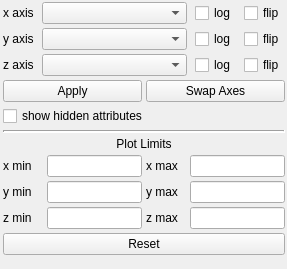
glue-viz/glue-vispy-viewers, file glue_vispy_viewers/scatter/options_widget.ui: the form before one commit.
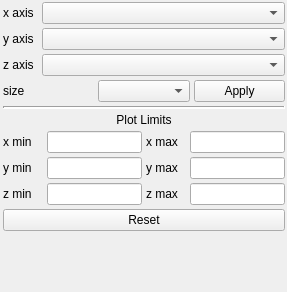
The form after the commit.

Commit message: Property selection

```diff
--- a/glue_vispy_viewers/scatter/options_widget.ui
+++ b/glue_vispy_viewers/scatter/options_widget.ui
@@ -7,7 +7,7 @@
     <x>0</x>
     <y>0</y>
     <width>287</width>
-    <height>268</height>
+    <height>292</height>
    </rect>
   </property>
   <property name="sizePolicy">
@@ -63,7 +63,7 @@
        <number>10</number>
       </property>
       <item>
-       <layout class="QHBoxLayout" name="xAxisLayout" stretch="0,4,0,0">
+       <layout class="QHBoxLayout" name="xAxisLayout" stretch="0,4">
         <property name="spacing">
          <number>8</number>
         </property>
@@ -90,30 +90,10 @@
           </property>
          </widget>
         </item>
-        <item>
-         <widget class="QCheckBox" name="xLogCheckBox">
-          <property name="toolTip">
-           <string>Toggle on/off log scaling on the x axis</string>
-          </property>
-          <property name="text">
-           <string>log</string>
-          </property>
-         </widget>
-        </item>
-        <item>
-         <widget class="QCheckBox" name="xFlipCheckBox">
-          <property name="toolTip">
-           <string>Flip/unflip the order of the x axis</string>
-          </property>
-          <property name="text">
-           <string>flip</string>
-          </property>
-         </widget>
-        </item>
        </layout>
       </item>
       <item>
-       <layout class="QHBoxLayout" name="yAxisLayout" stretch="0,4,0,0">
+       <layout class="QHBoxLayout" name="yAxisLayout" stretch="0,4">
         <property name="spacing">
          <number>8</number>
         </property>
@@ -140,30 +120,10 @@
           </property>
          </widget>
         </item>
-        <item>
-         <widget class="QCheckBox" name="yLogCheckBox">
-          <property name="toolTip">
-           <string>Toggle on/off log scaling on the y axis</string>
-          </property>
-          <property name="text">
-           <string>log</string>
-          </property>
-         </widget>
-        </item>
-        <item>
-         <widget class="QCheckBox" name="yFlipCheckBox">
-          <property name="toolTip">
-           <string>Flip/unflip the order of the y axis</string>
-          </property>
-          <property name="text">
-           <string>flip</string>
-          </property>
-         </widget>
-        </item>
        </layout>
       </item>
       <item>
-       <layout class="QHBoxLayout" name="zAxisLayout" stretch="0,4,0,0">
+       <layout class="QHBoxLayout" name="zAxisLayout" stretch="0,4">
         <property name="spacing">
          <number>8</number>
         </property>
@@ -190,30 +150,23 @@
           </property>
          </widget>
         </item>
-        <item>
-         <widget class="QCheckBox" name="zLogCheckBox">
-          <property name="toolTip">
-           <string>Toggle on/off log scaling on the z axis</string>
-          </property>
-          <property name="text">
-           <string>log</string>
-          </property>
-         </widget>
-        </item>
-        <item>
-         <widget class="QCheckBox" name="zFlipCheckBox">
-          <property name="toolTip">
-           <string>Flip/unflip the order of the z axis</string>
-          </property>
-          <property name="text">
-           <string>flip</string>
-          </property>
-         </widget>
-        </item>
        </layout>
       </item>
       <item>
        <layout class="QHBoxLayout" name="horizontalLayout_3">
+        <item>
+         <widget class="QLabel" name="sizelabel">
+          <property name="enabled">
+           <bool>true</bool>
+          </property>
+          <property name="text">
+           <string>size</string>
+          </property>
+         </widget>
+        </item>
+        <item>
+         <widget class="QComboBox" name="SizeComboBox"/>
+        </item>
         <item>
          <widget class="QPushButton" name="axis_apply">
           <property name="toolTip">
@@ -224,25 +177,8 @@
           </property>
          </widget>
         </item>
-        <item>
-         <widget class="QPushButton" name="swapAxes">
-          <property name="toolTip">
-           <string>Swap what's plotted on the x and y axes</string>
-          </property>
-          <property name="text">
-           <string>Swap Axes</string>
-          </property>
-         </widget>
-        </item>
        </layout>
       </item>
-      <item>
-       <widget class="QCheckBox" name="hidden_attributes">
-        <property name="text">
-         <string>show hidden attributes</string>
-        </property>
-       </widget>
-      </item>
       <item>
        <widget class="Line" name="line">
         <property name="frameShadow">
```
The commit also changes 2 other files.
